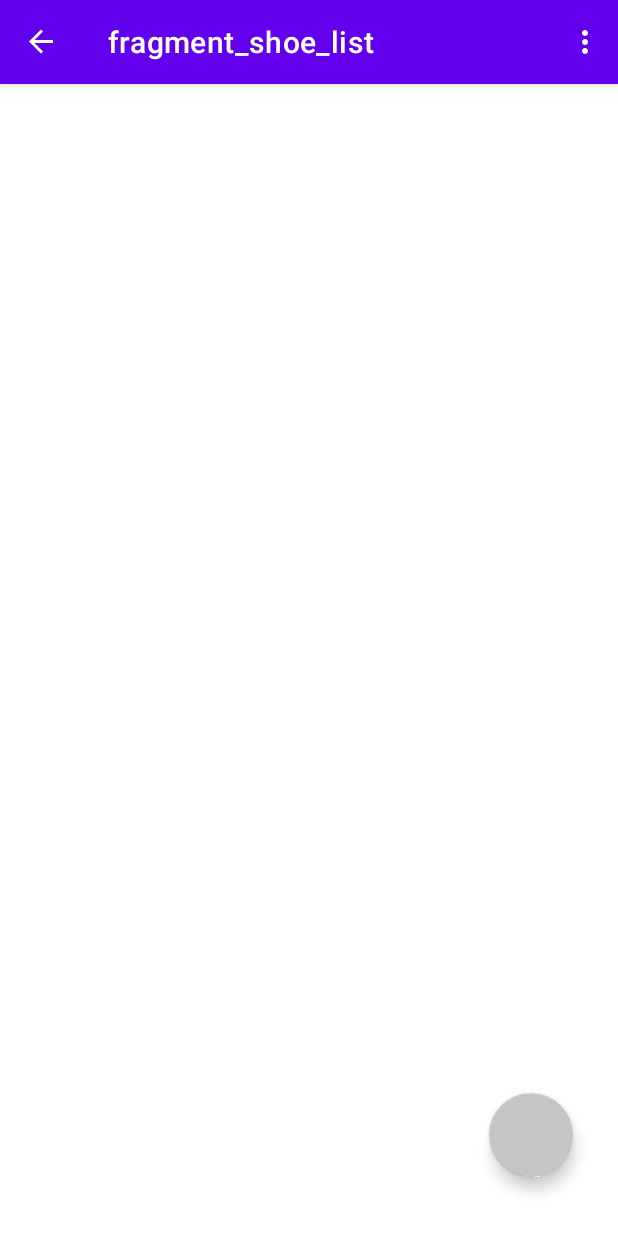
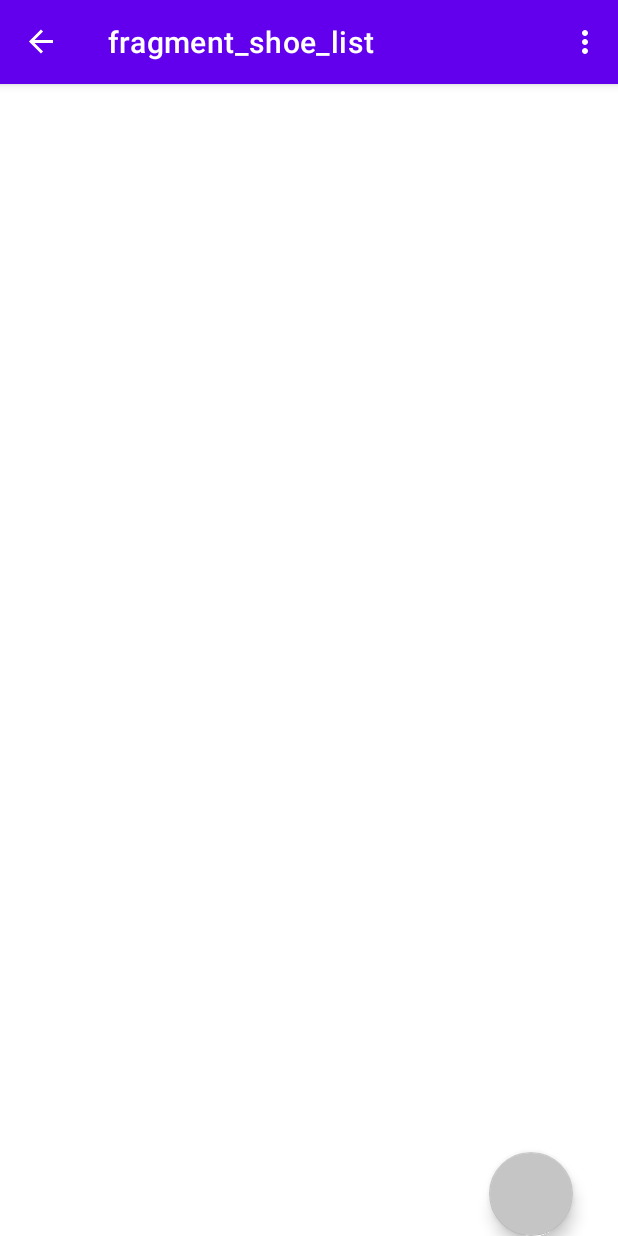
Before and after one commit to MohamedSamir21/ShoeStore, an Android app: the ShoeList screen opened through its navigation route, on a phone screen of 412 x 824 dp. Run offline under Robolectric (Android 15) with nearby library versions, the phone set to English and light mode, and no system bars; our stand-ins replace data binding, navigation-ui.

Commit message:
Initial commit

```diff
--- a/app/src/main/res/layout/fragment_shoe_list.xml
+++ b/app/src/main/res/layout/fragment_shoe_list.xml
@@ -2,15 +2,29 @@
 <layout xmlns:android="http://schemas.android.com/apk/res/android"
     xmlns:app="http://schemas.android.com/apk/res-auto"
     xmlns:tools="http://schemas.android.com/tools">
-    <ScrollView
-        android:layout_width="match_parent"
-        android:layout_height="match_parent"
-        android:fillViewport="true">
+
         <androidx.constraintlayout.widget.ConstraintLayout
             android:layout_width="match_parent"
-            android:layout_height="wrap_content"
+            android:layout_height="match_parent"
             android:orientation="vertical"
             tools:context=".ShoeList">
+
+            <com.google.android.material.floatingactionbutton.FloatingActionButton
+                android:id="@+id/addFAB"
+                android:layout_width="wrap_content"
+                android:layout_height="wrap_content"
+                android:layout_gravity="bottom"
+                android:clickable="true"
+                android:src="@drawable/add"
+                app:backgroundTint="@color/gray"
+                app:layout_constraintBottom_toBottomOf="parent"
+                app:layout_constraintEnd_toEndOf="parent"
+                app:layout_constraintHorizontal_bias="0.915"
+                app:layout_constraintStart_toStartOf="parent" />
+            <ScrollView
+                android:layout_width="match_parent"
+                android:layout_height="match_parent"
+                android:fillViewport="true">
                 <LinearLayout
                     android:id="@+id/linearLayout"
                     android:layout_width="match_parent"
@@ -21,23 +35,10 @@
                     app:layout_constraintTop_toTopOf="parent">
 
                 </LinearLayout>
+            </ScrollView>
 
-                <com.google.android.material.floatingactionbutton.FloatingActionButton
-                    android:id="@+id/addFAB"
-                    android:layout_width="wrap_content"
-                    android:layout_height="wrap_content"
-                    android:layout_gravity="bottom"
-                    android:clickable="true"
-                    android:src="@drawable/add"
-                    app:backgroundTint="@color/gray"
-                    app:layout_constraintBottom_toBottomOf="parent"
-                    app:layout_constraintEnd_toEndOf="parent"
-                    app:layout_constraintHorizontal_bias="0.915"
-                    app:layout_constraintStart_toStartOf="parent"
-                    app:layout_constraintTop_toBottomOf="@+id/linearLayout"
-                    app:layout_constraintVertical_bias="0.945" />
         </androidx.constraintlayout.widget.ConstraintLayout>
 
-    </ScrollView>
+
 
 </layout>
```
